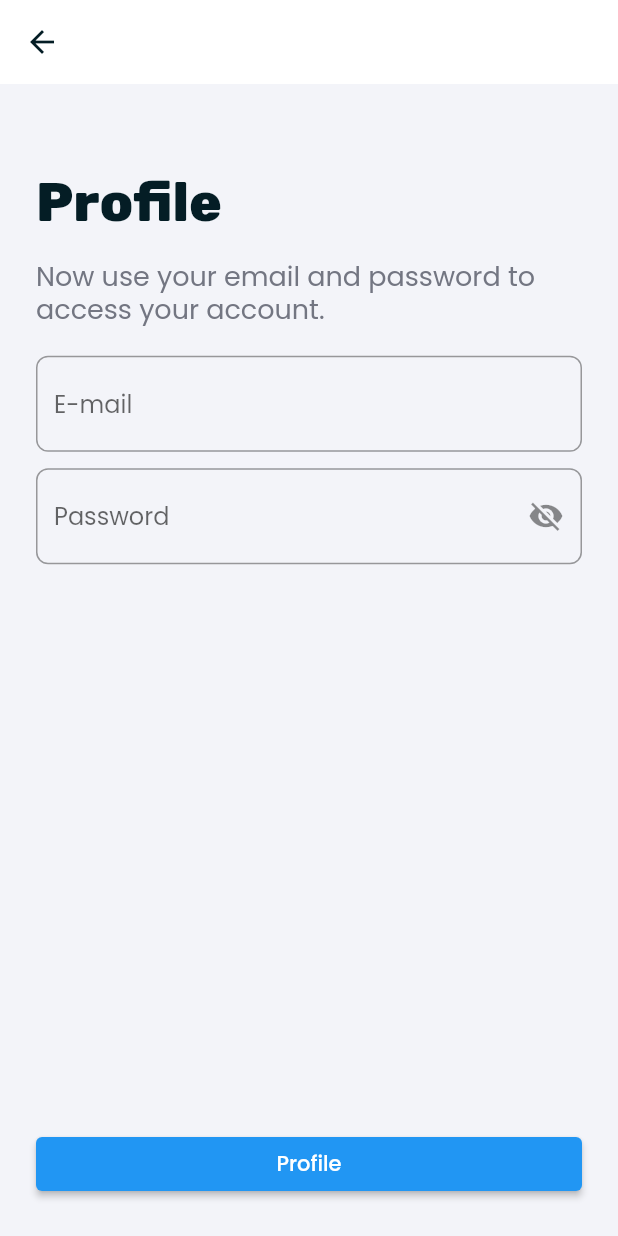
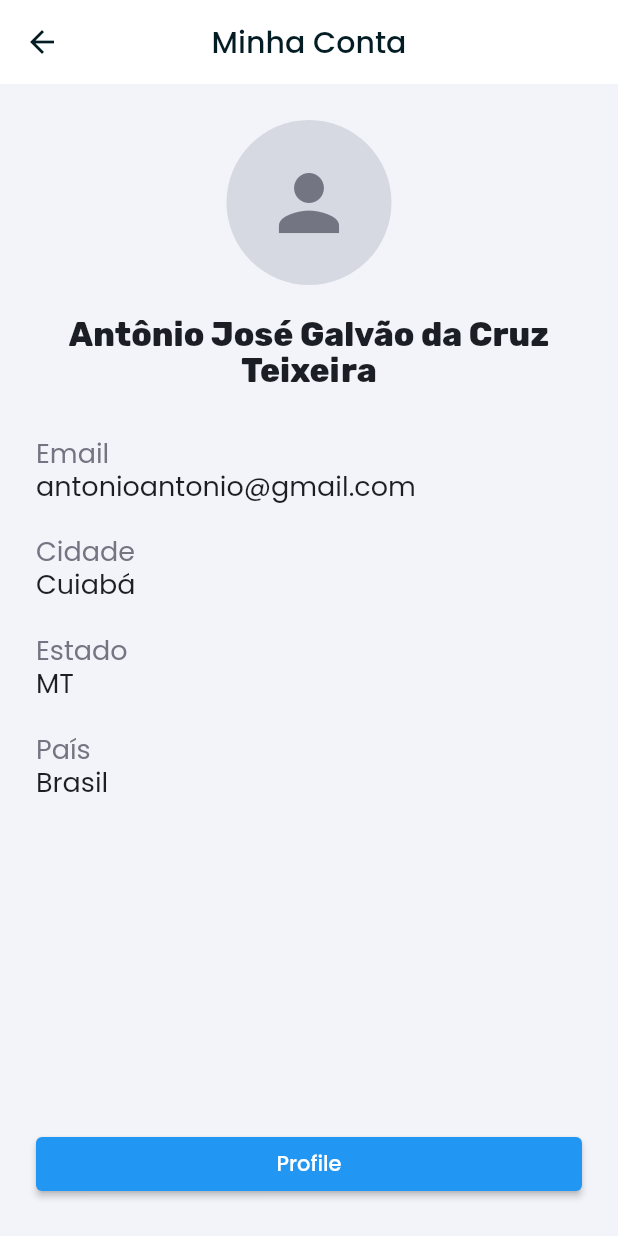
Before and after one commit to antoniojosegteixeira/find_pet, a Flutter app: the ProfilePage screen opened directly, on a phone screen of 412 x 824 dp. Run offline on Flutter 3.47's test engine with Material 2 defaults, Android fonts, the phone set to English and light mode, and no system bars; our stand-ins replace bloc, dartz, dropdown_button2, equatable, flutter_bloc, flutter_modular and 2 more; accounts and stored records are empty; statements that could not run were skipped.

Commit message:
feat: add profile page

```diff
--- a/lib/features/profile/presentation/pages/profile_page.dart
+++ b/lib/features/profile/presentation/pages/profile_page.dart
@@ -21,15 +21,18 @@ class _ProfilePageState extends State<ProfilePage> {
 
   @override
   void initState() {
-    cubit = Modular.get<ProfileBloc>();
+    bloc = Modular.get<ProfileBloc>();
     super.initState();
   }
 
-  final AppBar _appBar = AppBar();
-  bool _showPassword = false;
-  late final ProfileBloc cubit;
-  final _emailController = TextEditingController();
-  final _passController = TextEditingController();
+  final AppBar _appBar = AppBar(
+    title: const Text(
+      'Minha Conta',
+    ),
+    centerTitle: true,
+  );
+  late final ProfileBloc bloc;
+
   @override
   Widget build(BuildContext context) {
     final size = MediaQuery.of(context).size;
@@ -37,7 +40,7 @@ class _ProfilePageState extends State<ProfilePage> {
         MediaQuery.of(context).padding.top;
 
     return BlocProvider(
-      create: (context) => cubit,
+      create: (context) => bloc,
       child: Scaffold(
         resizeToAvoidBottomInset: true,
         appBar: _appBar,
@@ -48,62 +51,59 @@ class _ProfilePageState extends State<ProfilePage> {
             child: Column(
               crossAxisAlignment: CrossAxisAlignment.stretch,
               children: [
+                Row(
+                  mainAxisAlignment: MainAxisAlignment.center,
+                  children: [
+                    Container(
+                      height: 110,
+                      width: 110,
+                      decoration: BoxDecoration(
+                        borderRadius: BorderRadius.circular(100),
+                        color: AppColors.colorNeutral_200,
+                      ),
+                      child: Icon(
+                        Icons.person,
+                        size: 60,
+                        color: AppColors.colorNeutral_600,
+                      ),
+                    ),
+                  ],
+                ),
                 const Spacer(
                   flex: 2,
                 ),
-                const Text('Profile').headline3(),
-                const Spacer(),
                 const Text(
-                  'Now use your email and password to access your account. ',
+                  'Antônio José Galvão da Cruz Teixeira',
+                  textAlign: TextAlign.center,
+                ).headline4(),
+                const Spacer(flex: 3),
+                const Text(
+                  'Email',
                 ).body2(color: AppColors.colorNeutral_600),
-                const Spacer(),
-                TextFormField(
-                  controller: _emailController,
-                  keyboardType: TextInputType.visiblePassword,
-                  decoration: const InputDecoration(
-                    hintText: 'E-mail',
-                    border: OutlineInputBorder(
-                      borderRadius: BorderRadius.all(
-                        Radius.elliptical(
-                          8,
-                          8,
-                        ),
-                      ),
-                    ),
-                  ),
-                ),
-                SizedBox(
-                  height: screenHeight / 70,
-                ),
-                TextFormField(
-                  controller: _passController,
-                  keyboardType: TextInputType.visiblePassword,
-                  obscureText: _showPassword == false ? true : false,
-                  decoration: InputDecoration(
-                    hintText: 'Password',
-                    suffixIcon: GestureDetector(
-                      child: Icon(
-                        _showPassword == false
-                            ? Icons.visibility_off
-                            : Icons.visibility,
-                      ),
-                      onTap: () {
-                        setState(() {
-                          _showPassword = !_showPassword;
-                        });
-                      },
-                    ),
-                    border: const OutlineInputBorder(
-                      borderRadius: BorderRadius.all(
-                        Radius.elliptical(
-                          8,
-                          8,
-                        ),
-                      ),
-                    ),
-                  ),
-                  validator: Validations.validatePasscode,
-                ),
+                const Text(
+                  'antonioantonio@gmail.com',
+                ).body2(color: AppColors.colorNeutral_900),
+                const Spacer(flex: 2),
+                const Text(
+                  'Cidade',
+                ).body2(color: AppColors.colorNeutral_600),
+                const Text(
+                  'Cuiabá',
+                ).body2(color: AppColors.colorNeutral_900),
+                const Spacer(flex: 2),
+                const Text(
+                  'Estado',
+                ).body2(color: AppColors.colorNeutral_600),
+                const Text(
+                  'MT',
+                ).body2(color: AppColors.colorNeutral_900),
+                const Spacer(flex: 2),
+                const Text(
+                  'País',
+                ).body2(color: AppColors.colorNeutral_600),
+                const Text(
+                  'Brasil',
+                ).body2(color: AppColors.colorNeutral_900),
                 const Spacer(
                   flex: 20,
                 ),
```
